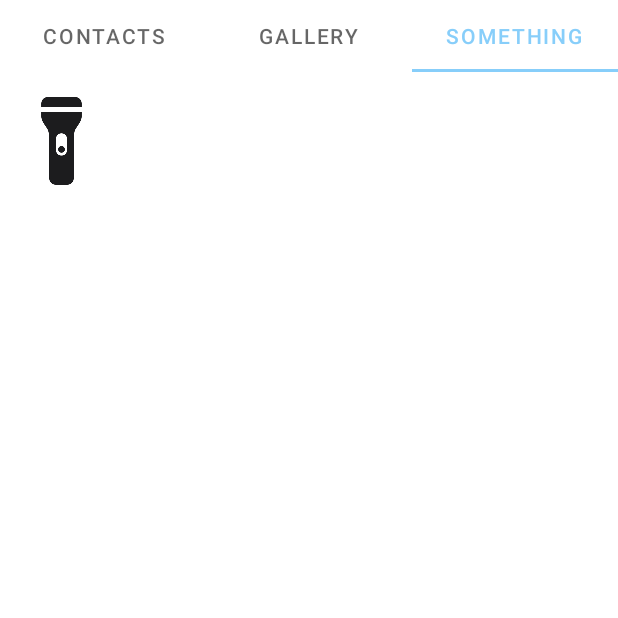
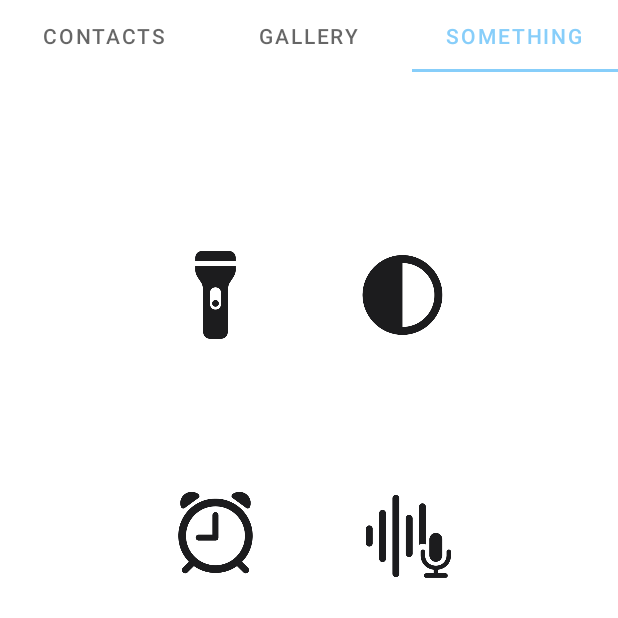
Before and after one commit to shyo21/CS496, an Android app: the screen it shows after launch (MainActivity), tab 3 chosen, on a phone screen of 412 x 824 dp, the top half of it. Run offline under Robolectric (Android 15) with nearby library versions, the phone set to English and light mode, and no system bars; 1 statement that could not run was skipped.

Commit message:
feat : Tab 3 layout done - 일단 4개의 아이콘 정렬 완료 - 시간이 남으면 2개 더 - 안남으면 4개에 맞춰서 재정렬 필요 - 아이콘 개선 필요 (테두리)

```diff
--- a/app/src/main/AndroidManifest.xml
+++ b/app/src/main/AndroidManifest.xml
@@ -26,6 +26,9 @@
         </activity>
 
         <activity android:name=".btn1Activity" />
+        <activity android:name=".btn2Activity" />
+        <activity android:name=".btn3Activity" />
+        <activity android:name=".btn4Activity" />
     </application>
 
 </manifest>
--- a/app/src/main/java/com/example/proj1/Frag3.java
+++ b/app/src/main/java/com/example/proj1/Frag3.java
@@ -12,11 +12,18 @@ import android.view.View;
 import android.view.ViewGroup;
 import android.widget.FrameLayout;
 import android.widget.ImageButton;
+import android.widget.ImageView;
 
 public class Frag3 extends Fragment {
 
-    private ConstraintLayout btn1;
-    private ImageButton btn2;
+    private ConstraintLayout btnFrame1;
+    private ImageView btn1;
+    private ConstraintLayout btnFrame2;
+    private ImageView btn2;
+    private ConstraintLayout btnFrame3;
+    private ImageView btn3;
+    private ConstraintLayout btnFrame4;
+    private ImageView btn4;
 
     @Override
     public void onCreate(Bundle savedInstanceState) {
@@ -33,12 +40,16 @@ public class Frag3 extends Fragment {
         requireActivity().getWindowManager().getDefaultDisplay().getMetrics(displaymetrics);
         int width = displaymetrics.widthPixels;
         int optWidth = (int) (0.2 * width);
+        int optMargin = (int) (0.25 * width);
 
         // Set button 1 and click handler for it
-        btn1 = (ConstraintLayout) myView.findViewById(R.id.imageFrame1);
-        ConstraintLayout.LayoutParams params1 = new ConstraintLayout.LayoutParams(optWidth, (int) (1.15*optWidth));
-        params1.setMargins(100,10,0,0);
-        btn1.setLayoutParams(params1);
+        btnFrame1 = (ConstraintLayout) myView.findViewById(R.id.imageFrame1);
+        btn1 = (ImageView) myView.findViewById(R.id.imageView1);
+        ConstraintLayout.LayoutParams params1 = (ConstraintLayout.LayoutParams) btnFrame1.getLayoutParams();
+        params1.setMargins(optMargin,optMargin,0,0);
+        params1.width = optWidth;
+        params1.height = (int) (1.15*optWidth);
+        btnFrame1.setLayoutParams(params1);
         btn1.setOnClickListener(new View.OnClickListener() {
             @Override
             public void onClick(View view) {
@@ -47,6 +58,54 @@ public class Frag3 extends Fragment {
             }
         });
 
+        // Set button 2 and click handler for it
+        btnFrame2 = (ConstraintLayout) myView.findViewById(R.id.imageFrame2);
+        btn2 = (ImageView) myView.findViewById(R.id.imageView2);
+        ConstraintLayout.LayoutParams params2 = (ConstraintLayout.LayoutParams) btnFrame2.getLayoutParams();
+        params2.setMargins(0,optMargin,optMargin,0);
+        params2.width = optWidth;
+        params2.height = (int) (1.15*optWidth);
+        btnFrame2.setLayoutParams(params2);
+        btn2.setOnClickListener(new View.OnClickListener() {
+            @Override
+            public void onClick(View view) {
+                Intent intent = new Intent(getActivity(), btn2Activity.class);
+                startActivity(intent);
+            }
+        });
+
+        // Set button 3 and click handler for it
+        btnFrame3 = (ConstraintLayout) myView.findViewById(R.id.imageFrame3);
+        btn3 = (ImageView) myView.findViewById(R.id.imageView3);
+        ConstraintLayout.LayoutParams params3 = (ConstraintLayout.LayoutParams) btnFrame3.getLayoutParams();
+        params3.setMargins(optMargin,100,0,0);
+        params3.width = optWidth;
+        params3.height = (int) (1.15*optWidth);
+        btnFrame3.setLayoutParams(params3);
+        btn3.setOnClickListener(new View.OnClickListener() {
+            @Override
+            public void onClick(View view) {
+                Intent intent = new Intent(getActivity(), btn3Activity.class);
+                startActivity(intent);
+            }
+        });
+
+        // Set button 3 and click handler for it
+        btnFrame4 = (ConstraintLayout) myView.findViewById(R.id.imageFrame4);
+        btn4 = (ImageView) myView.findViewById(R.id.imageView4);
+        ConstraintLayout.LayoutParams params4 = (ConstraintLayout.LayoutParams) btnFrame4.getLayoutParams();
+        params4.setMargins(0,100,optMargin,0);
+        params4.width = optWidth;
+        params4.height = (int) (1.15*optWidth);
+        btnFrame4.setLayoutParams(params4);
+        btn4.setOnClickListener(new View.OnClickListener() {
+            @Override
+            public void onClick(View view) {
+                Intent intent = new Intent(getActivity(), btn4Activity.class);
+                startActivity(intent);
+            }
+        });
+
         return myView;
     }
 }
--- a/app/src/main/res/layout/fragment_frag3.xml
+++ b/app/src/main/res/layout/fragment_frag3.xml
@@ -14,17 +14,72 @@
         android:id="@+id/imageFrame1"
         android:layout_width="wrap_content"
         android:layout_height="wrap_content"
-        android:layout_margin="100dp"
+        android:layout_margin="0dp"
         app:layout_constraintStart_toStartOf="parent"
         app:layout_constraintTop_toTopOf="parent">
 
         <ImageView
-            android:id="@+id/imageView1"
+        android:id="@+id/imageView1"
+        android:layout_width="wrap_content"
+        android:layout_height="wrap_content"
+        android:src="@drawable/flashlight"
+        app:layout_constraintStart_toStartOf="parent"
+        app:layout_constraintTop_toTopOf="parent" />
+
+    </androidx.constraintlayout.widget.ConstraintLayout>
+
+    <androidx.constraintlayout.widget.ConstraintLayout
+        android:id="@+id/imageFrame2"
+        android:layout_width="wrap_content"
+        android:layout_height="wrap_content"
+        android:layout_margin="0dp"
+        app:layout_constraintEnd_toEndOf="parent"
+        app:layout_constraintTop_toTopOf="parent">
+
+        <ImageView
+            android:id="@+id/imageView2"
             android:layout_width="wrap_content"
             android:layout_height="wrap_content"
-            android:src="@drawable/flashlight"
+            android:src="@drawable/darkmode"
             app:layout_constraintStart_toStartOf="parent"
             app:layout_constraintTop_toTopOf="parent" />
+
+    </androidx.constraintlayout.widget.ConstraintLayout>
+
+    <androidx.constraintlayout.widget.ConstraintLayout
+        android:id="@+id/imageFrame3"
+        android:layout_width="wrap_content"
+        android:layout_height="wrap_content"
+        android:layout_margin="0dp"
+        app:layout_constraintStart_toStartOf="parent"
+        app:layout_constraintTop_toBottomOf="@id/imageFrame1">
+
+        <ImageView
+            android:id="@+id/imageView3"
+            android:layout_width="wrap_content"
+            android:layout_height="wrap_content"
+            android:src="@drawable/alarm"
+            app:layout_constraintStart_toStartOf="parent"
+            app:layout_constraintTop_toTopOf="parent" />
+
+    </androidx.constraintlayout.widget.ConstraintLayout>
+
+    <androidx.constraintlayout.widget.ConstraintLayout
+        android:id="@+id/imageFrame4"
+        android:layout_width="wrap_content"
+        android:layout_height="wrap_content"
+        android:layout_margin="0dp"
+        app:layout_constraintEnd_toEndOf="parent"
+        app:layout_constraintTop_toBottomOf="@id/imageFrame2">
+
+        <ImageView
+            android:id="@+id/imageView4"
+            android:layout_width="wrap_content"
+            android:layout_height="wrap_content"
+            android:src="@drawable/voicememo"
+            app:layout_constraintStart_toStartOf="parent"
+            app:layout_constraintTop_toTopOf="parent" />
+
     </androidx.constraintlayout.widget.ConstraintLayout>
 
 </androidx.constraintlayout.widget.ConstraintLayout>
```
Also changed, not shown: app/src/main/java/com/example/proj1/btn2Activity.java (added, +15 -0 lines), app/src/main/java/com/example/proj1/btn3Activity.java (added, +15 -0 lines), app/src/main/java/com/example/proj1/btn4Activity.java (added, +15 -0 lines), app/src/main/res/layout/frag3_btn2.xml (added, +17 -0 lines), app/src/main/res/layout/frag3_btn3.xml (added, +17 -0 lines), app/src/main/res/layout/frag3_btn4.xml (added, +17 -0 lines), app/src/main/res/drawable/darkmode.png (added).
